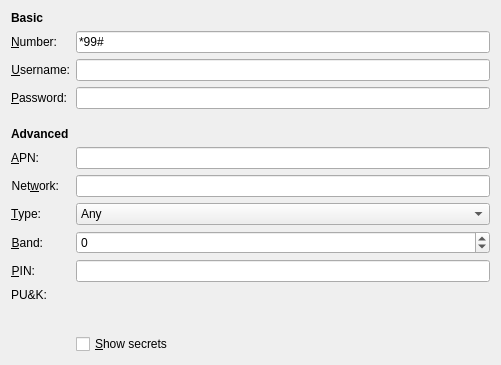
The window that libs/ui/gsm.ui (KDE/networkmanagement) describes before a commit, drawn with Qt 5.
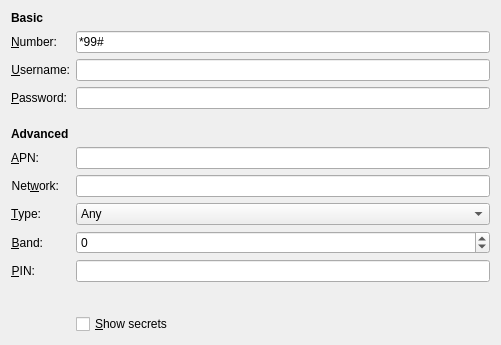
The same window after the commit. Custom widgets are drawn as their Qt base class.

```diff
--- a/libs/ui/gsm.ui
+++ b/libs/ui/gsm.ui
@@ -196,17 +196,7 @@
    <item row="10" column="1">
     <widget class="KLineEdit" name="pin"/>
    </item>
-   <item row="11" column="0">
-    <widget class="QLabel" name="label_6">
-     <property name="text">
-      <string>PU&amp;K:</string>
-     </property>
-     <property name="alignment">
-      <set>Qt::AlignRight|Qt::AlignTrailing|Qt::AlignVCenter</set>
-     </property>
-    </widget>
-   </item>
-   <item row="12" column="1">
+   <item row="11" column="1">
     <spacer name="verticalSpacer_2">
      <property name="orientation">
       <enum>Qt::Vertical</enum>
@@ -222,7 +212,7 @@
      </property>
     </spacer>
    </item>
-   <item row="13" column="1">
+   <item row="12" column="1">
     <widget class="QCheckBox" name="chkShowPass">
      <property name="text">
       <string>&amp;Show secrets</string>
```
Left out of the diff: 32 changed lines with no effect on the pictures.
